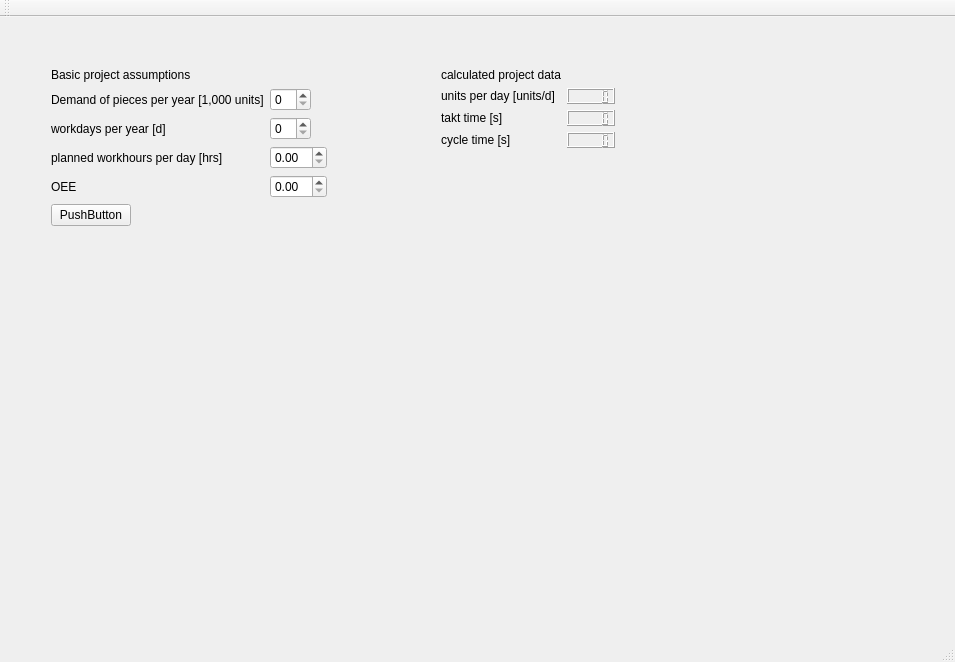
Above: mainwindow.ui from RogerWilco77/LeanPlanningTool before the change. Below: the same form after it.
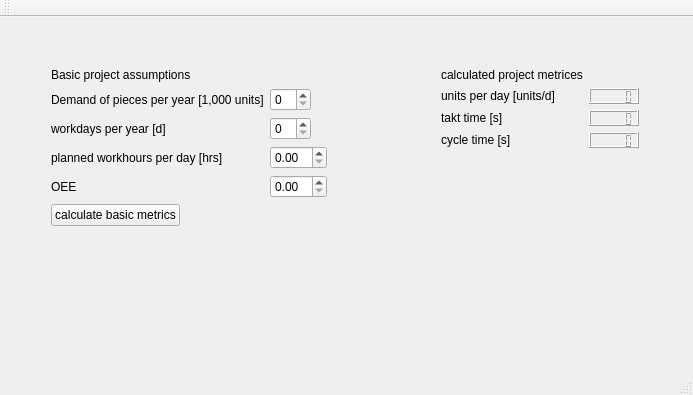
That is the form after the change.

Commit message: reworked interface and basic calculations in class ProductionLine implemented. However, constructor needs to be finished and interface does not show results, yet.

```diff
--- a/mainwindow.ui
+++ b/mainwindow.ui
@@ -6,8 +6,8 @@
    <rect>
     <x>0</x>
     <y>0</y>
-    <width>955</width>
-    <height>662</height>
+    <width>693</width>
+    <height>395</height>
    </rect>
   </property>
   <property name="windowTitle">
@@ -79,7 +79,7 @@
        <item row="6" column="0">
         <widget class="QPushButton" name="pushButton">
          <property name="text">
-          <string>PushButton</string>
+          <string>calculate basic metrics</string>
          </property>
         </widget>
        </item>
@@ -92,7 +92,7 @@
      <rect>
       <x>430</x>
       <y>40</y>
-      <width>196</width>
+      <width>220</width>
       <height>102</height>
      </rect>
     </property>
@@ -133,7 +133,7 @@
      <item row="1" column="0">
       <widget class="QLabel" name="label_6">
        <property name="text">
-        <string>calculated project data</string>
+        <string>calculated project metrices</string>
        </property>
       </widget>
      </item>
```
Left out of the diff: 16 changed lines with no effect on the pictures. The commit also changes 4 other files.
